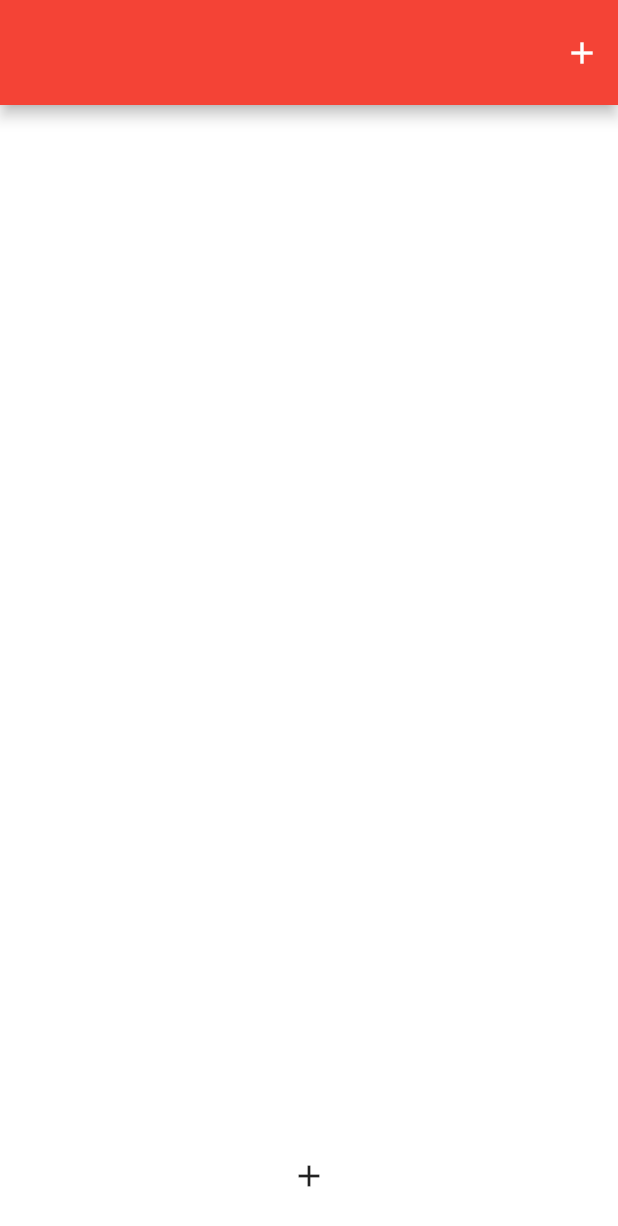
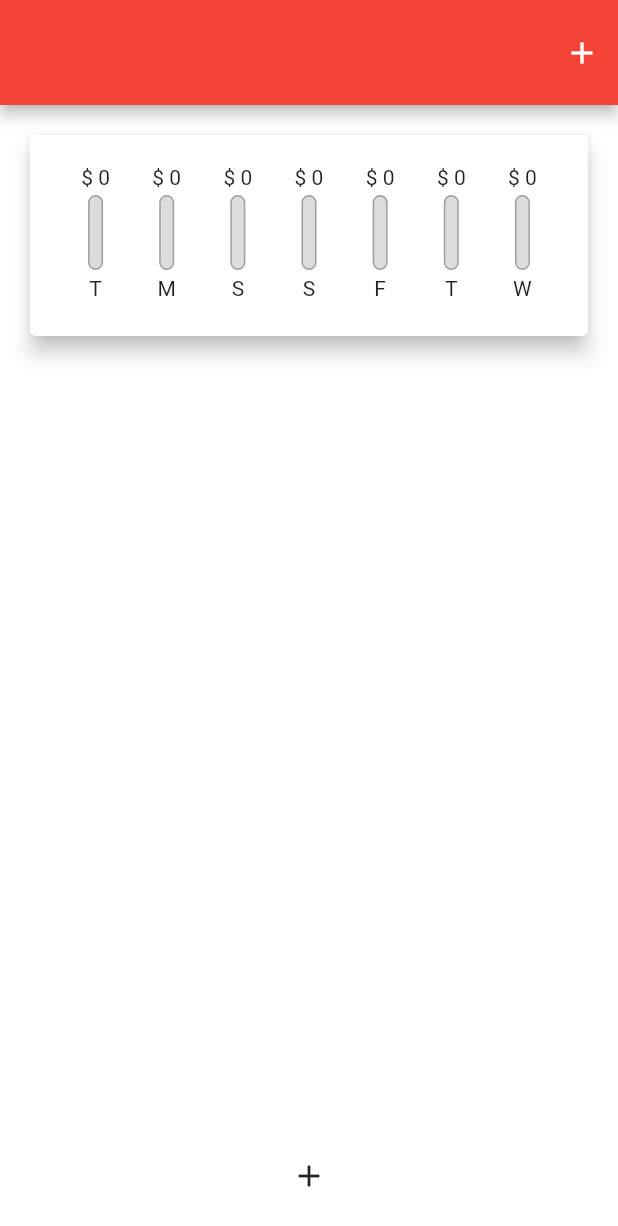
Before and after one commit to YuraYB3/expenses_app, a Flutter app: the screen it shows after launch, on a phone screen of 412 x 824 dp. Shown: the top 1226 px of the screen. Run offline on Flutter 3.47's test engine with Material 2 defaults, Android fonts, the phone set to English and light mode, and no system bars; our stand-ins replace modal_bottom_sheet.

Commit message:
Created chart bar

```diff
--- /dev/null
+++ b/lib/Widgets/chart.dart
@@ -0,0 +1,58 @@
+import 'package:expenses_app/Models/transaction.dart';
+import 'package:expenses_app/Widgets/chart_bar.dart';
+import 'package:flutter/material.dart';
+import 'package:intl/intl.dart';
+
+class Chart extends StatelessWidget {
+  final List<Transaction> recentTransactions;
+
+  const Chart({super.key, required this.recentTransactions});
+  List<Map<String, Object>> get groupedTransactionsValues {
+    return List.generate(7, (index) {
+      final weekDay = DateTime.now().subtract(Duration(days: index));
+      double totalSum = 0.0;
+      for (var i = 0; i < recentTransactions.length; i++) {
+        if (recentTransactions[i].date.day == weekDay.day &&
+            recentTransactions[i].date.month == weekDay.month &&
+            recentTransactions[i].date.year == weekDay.year) {
+          totalSum += recentTransactions[i].amount;
+        }
+      }
+      return {
+        'Day': DateFormat.E().format(weekDay).substring(0, 1),
+        'Amount': totalSum
+      };
+    });
+  }
+
+  double get totalSpending {
+    return groupedTransactionsValues.fold(0.0, (previousValue, element) {
+      return previousValue + (element['Amount'] as double);
+    });
+  }
+
+  @override
+  Widget build(BuildContext context) {
+    return Card(
+      elevation: 6,
+      margin: const EdgeInsets.all(20),
+      child: Container(
+        padding: const EdgeInsets.all(20),
+        child: Row(
+          mainAxisAlignment: MainAxisAlignment.spaceEvenly,
+          children: groupedTransactionsValues.map((index) {
+            return Flexible(
+              fit: FlexFit.tight,
+              child: ChartBar(
+                  label: index['Day'] as String,
+                  spendingAmount: index['Amount'] as double,
+                  spendingPctOfTotal: totalSpending == 0.0
+                      ? 0.0
+                      : (index['Amount'] as double) / totalSpending),
+            );
+          }).toList(),
+        ),
+      ),
+    );
+  }
+}
--- /dev/null
+++ b/lib/Widgets/chart_bar.dart
@@ -0,0 +1,51 @@
+import 'package:flutter/material.dart';
+
+class ChartBar extends StatelessWidget {
+  final String label;
+  final double spendingAmount;
+  final double spendingPctOfTotal;
+  const ChartBar(
+      {super.key,
+      required this.label,
+      required this.spendingAmount,
+      required this.spendingPctOfTotal});
+  @override
+  Widget build(BuildContext context) {
+    return Column(
+      children: [
+        FittedBox(child: Text('\$ ${spendingAmount.toStringAsFixed(0)}')),
+        const SizedBox(
+          height: 4,
+        ),
+        SizedBox(
+            height: 50,
+            width: 10,
+            child: Stack(
+              children: [
+                Container(
+                  decoration: BoxDecoration(
+                      border: Border.all(color: Colors.grey, width: 1.0),
+                      color: const Color.fromRGBO(220, 220, 220, 1),
+                      borderRadius: BorderRadius.circular(20)),
+                ),
+                FractionallySizedBox(
+                  heightFactor: spendingPctOfTotal,
+                  child: Container(
+                    decoration: BoxDecoration(
+                        color: Colors.red,
+                        borderRadius: BorderRadius.circular(20)),
+                  ),
+                )
+              ],
+            )),
+        const SizedBox(
+          height: 4,
+        ),
+        Text(label),
+        const SizedBox(
+          height: 4,
+        )
+      ],
+    );
+  }
+}
--- a/lib/main.dart
+++ b/lib/main.dart
@@ -1,3 +1,4 @@
+import 'package:expenses_app/Widgets/chart.dart';
 import 'package:flutter/material.dart';
 import 'package:intl/intl.dart';
 import 'package:modal_bottom_sheet/modal_bottom_sheet.dart';
@@ -32,6 +33,12 @@ class MyHomePage extends StatefulWidget {
 
 class _MyHomePageState extends State<MyHomePage> {
   final List<Transaction> transactions = [];
+  List<Transaction> get _recentTransactions {
+    return transactions.where((element) {
+      return element.date
+          .isAfter(DateTime.now().subtract(const Duration(days: 7)));
+    }).toList();
+  }
 
   void submitData(TextEditingController titleController,
       TextEditingController amountController) {
@@ -68,7 +75,10 @@ class _MyHomePageState extends State<MyHomePage> {
               // ignore: prefer_const_literals_to_create_immutables
               mainAxisAlignment: MainAxisAlignment.center,
               crossAxisAlignment: CrossAxisAlignment.center,
-              children: [spendingCard(transactions)],
+              children: [
+                Chart(recentTransactions: _recentTransactions),
+                spendingCard(transactions)
+              ],
             )
           ],
         )),
@@ -85,14 +95,17 @@ SizedBox spendingCard(List transactions) {
         return SizedBox(
             height: 70,
             width: 300,
+            child: Container(
+              padding: const EdgeInsets.only(left: 20, right: 20),
               child: Card(
+                elevation: 6,
                 color: Colors.white,
                 child: Row(
                   mainAxisAlignment: MainAxisAlignment.spaceAround,
                   children: [
                     Container(
-                    width: 55,
-                    height: 30,
+                      //    width: 55,
+                      height: 40,
                       // ignore: prefer_const_constructors
                       decoration: BoxDecoration(
                           color: Colors.white,
@@ -132,6 +145,7 @@ SizedBox spendingCard(List transactions) {
                       ],
                     )
                   ],
+                ),
               ),
             ));
       }).toList(),
```
Lines whose indentation alone changed are shown as unchanged.
